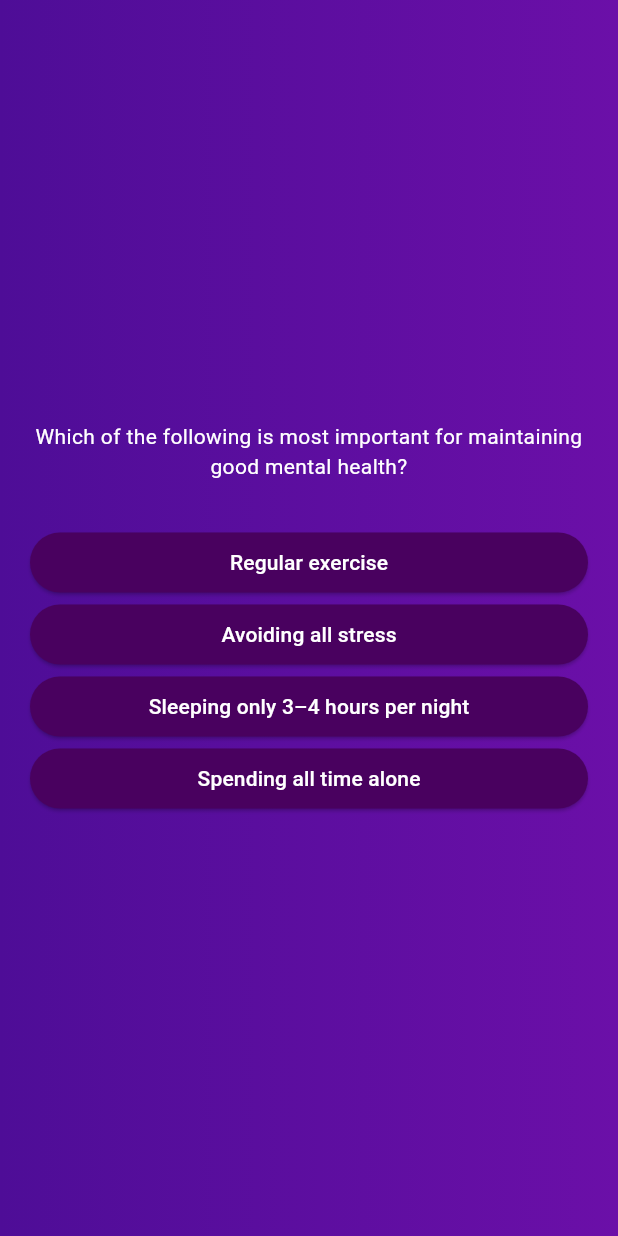
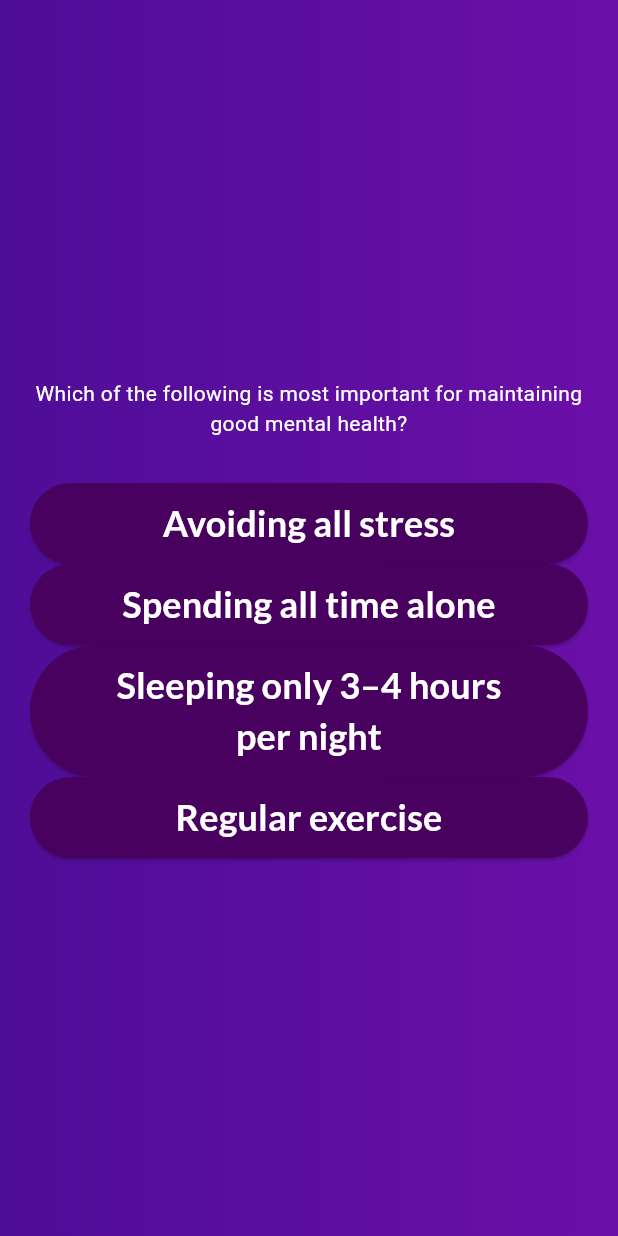
Before and after one commit to IdkBored-d/quiz_app_fa2025, a Flutter app: the screen it shows after launch, after a tap on "Start Quiz", on a phone screen of 412 x 824 dp. Run offline on Flutter 3.47's test engine with Material 3 defaults, Android fonts, the phone set to English and light mode, and no system bars; our stand-ins replace google_fonts.

Commit message:
Created structure to save answers. Created method to save data. Changed files according to new method.

```diff
--- a/lib/answer_button.dart
+++ b/lib/answer_button.dart
@@ -1,4 +1,5 @@
 import 'package:flutter/material.dart';
+import 'package:google_fonts/google_fonts.dart';
 
 class AnswerButton extends StatelessWidget{
   const AnswerButton({
@@ -22,7 +23,14 @@ final void Function() onTap;
           horizontal: 40,
         ),
       ),
-      child: Text(answerText),
+      child: Text(answerText,
+      textAlign: TextAlign.center,
+      style:GoogleFonts.lato(
+        color:Colors.white,
+        fontSize:24,
+        fontWeight: FontWeight.bold,
+      )
+      ),
       );
   }
 }
--- a/lib/models/quiz_question.dart
+++ b/lib/models/quiz_question.dart
@@ -2,4 +2,10 @@ class QuizQuestion {
   const QuizQuestion(this.text, this.answers);
   final String text;
   final List<String> answers;
+
+  List<String> getShuffledAnswers(){
+    final shuffledAnswers = List.of(answers);
+    shuffledAnswers.shuffle();
+    return shuffledAnswers;
+  }
 }
--- a/lib/questions_screen.dart
+++ b/lib/questions_screen.dart
@@ -3,7 +3,8 @@ import 'package:flutter_application_1/answer_button.dart';
 import 'package:flutter_application_1/data/questions.dart';
 
 class QuestionsScreen extends StatefulWidget{
-  const QuestionsScreen({super.key});
+  const QuestionsScreen({super.key, required this.onSelectedAnswer});
+  final void Function(String answer) onSelectedAnswer;
 
   @override
   State<QuestionsScreen> createState(){
@@ -12,9 +13,18 @@ class QuestionsScreen extends StatefulWidget{
 }
 
 class _QuestionsScreenState extends State<QuestionsScreen>{
+  var currentQuestionIndex = 0;
+
+  void answerQuestion(String selectedAnswer){
+    widget.onSelectedAnswer(selectedAnswer);
+    setState((){
+      currentQuestionIndex++;
+    });
+  }
+
   @override
   Widget build(BuildContext context){
-  final currentQuestion = questions[0];
+  final currentQuestion = questions[currentQuestionIndex];
     return SizedBox(
       width: double.infinity,
       child: Container(
@@ -31,10 +41,12 @@ class _QuestionsScreenState extends State<QuestionsScreen>{
             textAlign: TextAlign.center,
           ),
         const SizedBox(height: 30),
-        ...currentQuestion.answers.map((item){
+        ...currentQuestion.getShuffledAnswers().map((item){
           return AnswerButton(
             answerText: item,
-            onTap: () {},
+            onTap: (){
+              answerQuestion(item);
+            },
             );
             }),
           ],
--- a/lib/quiz.dart
+++ b/lib/quiz.dart
@@ -13,6 +13,12 @@ class Quiz extends StatefulWidget{
 
 class _QuizState extends State<Quiz> {
   Widget? activeScreen;
+  final List<String> selectedAnswers = [];
+
+  void chooseAnswer(String answer){
+    selectedAnswers.add(answer);
+  }
+
   @override
   void initState(){
     activeScreen = StartScreen(switchScreen);
@@ -22,7 +28,9 @@ class _QuizState extends State<Quiz> {
   void switchScreen(){
         setState(
       (){
-        activeScreen = QuestionsScreen();
+        activeScreen = QuestionsScreen(
+          onSelectedAnswer: chooseAnswer,
+        );
       });
   }
 
--- a/pubspec.yaml
+++ b/pubspec.yaml
@@ -34,6 +34,7 @@ dependencies:
   # The following adds the Cupertino Icons font to your application.
   # Use with the CupertinoIcons class for iOS style icons.
   cupertino_icons: ^1.0.8
+  google_fonts: ^6.3.2
 
 dev_dependencies:
   flutter_test:
```
Also changed, not shown: pubspec.lock, 1 other file.
